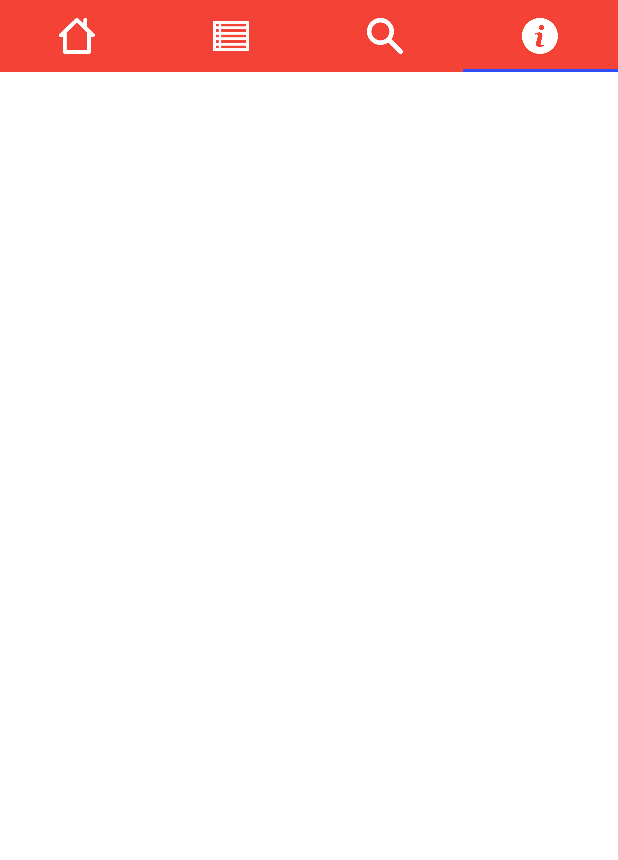
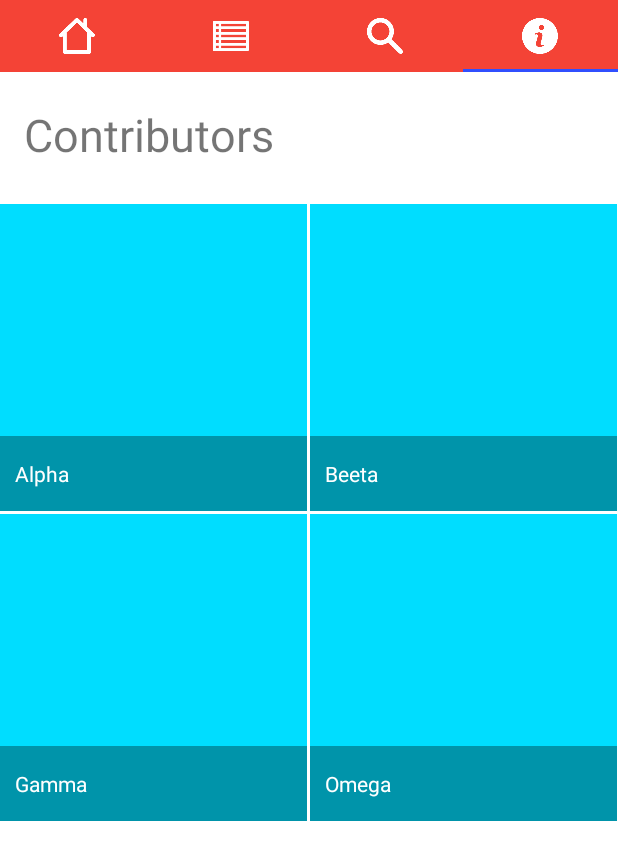
Before and after one commit to NileshPS17/Magazine, an Android app: the screen it shows after launch (MainActivity), tab 4 chosen, on a phone screen of 412 x 824 dp. Shown: the top 860 px of the screen. Run offline under Robolectric (Android 15) with nearby library versions, the phone set to English and light mode, and no system bars.

Commit message:
Solved status bar color issue and started working on AboutFragment

```diff
--- a/app/src/main/java/com/cloudfoyo/magazine/AboutFragment.java
+++ b/app/src/main/java/com/cloudfoyo/magazine/AboutFragment.java
@@ -7,6 +7,12 @@ import android.support.v4.app.Fragment;
 import android.view.LayoutInflater;
 import android.view.View;
 import android.view.ViewGroup;
+import android.widget.BaseAdapter;
+import android.widget.GridView;
+import android.widget.TextView;
+
+import java.util.ArrayList;
+import java.util.List;
 
 
 /**
@@ -16,8 +22,17 @@ import android.view.ViewGroup;
 public class AboutFragment extends Fragment {
 
 
+    List<Contributor> contributors = new ArrayList<>();
+
+    private GridView gridView;
+
     public AboutFragment() {
         // Required empty public constructor
+
+        contributors.add(new Contributor("Alpha"));
+        contributors.add(new Contributor("Beeta"));
+        contributors.add(new Contributor("Gamma"));
+        contributors.add(new Contributor("Omega"));
     }
 
 
@@ -25,7 +40,58 @@ public class AboutFragment extends Fragment {
     public View onCreateView(LayoutInflater inflater, ViewGroup container,
                              Bundle savedInstanceState) {
         // Inflate the layout for this fragment
+        // Populate List here..
+
         return inflater.inflate(R.layout.fragment_about, container, false);
     }
 
+
+    @Override
+    public void onViewCreated(View view, Bundle savedInstanceState) {
+        super.onViewCreated(view, savedInstanceState);
+        gridView = (GridView)getView().findViewById(R.id.about_gridView);
+        gridView.setNumColumns(2);
+        gridView.setAdapter(new BaseAdapter() {
+            @Override
+            public int getCount() {
+                return contributors.size();
+            }
+
+            @Override
+            public Object getItem(int position) {
+                return contributors.get(position);
+            }
+
+            @Override
+            public long getItemId(int position) {
+                return 0;
+            }
+
+            @Override
+            public View getView(int position, View convertView, ViewGroup parent) {
+
+                int size = gridView.getColumnWidth();
+                if (convertView == null) {
+                    convertView = LayoutInflater.from(getContext()).inflate(R.layout.grid_item, parent, false);
+                }
+                TextView tv = (TextView) convertView.findViewById(R.id.text);
+                tv.setText(contributors.get(position).name);
+                GridView.LayoutParams params = new GridView.LayoutParams(size, size);
+                convertView.setLayoutParams(params);
+                return convertView;
+            }
+        });
+    }
+
+    class Contributor
+    {
+        public String name; // TODO := Remove this class if no other info required
+
+        public Contributor(String name) {
+            this.name = name;
+        }
+    }
+
+
+
 }
--- a/app/src/main/res/layout/fragment_about.xml
+++ b/app/src/main/res/layout/fragment_about.xml
@@ -1,9 +1,27 @@
-<FrameLayout xmlns:android="http://schemas.android.com/apk/res/android"
+<RelativeLayout xmlns:android="http://schemas.android.com/apk/res/android"
     xmlns:tools="http://schemas.android.com/tools"
     android:layout_width="match_parent"
     android:layout_height="match_parent"
-    tools:context="com.cloudfoyo.magazine.AboutFragment">
+    tools:context="com.cloudfoyo.myapplication.AboutFragment">
 
 
+    <TextView
+        android:layout_width="match_parent"
+        android:text="Contributors"
+        android:textSize="30sp"
+        android:layout_marginTop="5dp"
+        android:padding="@dimen/activity_vertical_margin"
+        android:id="@+id/about_TextView"
+        android:layout_height="wrap_content" />
 
-</FrameLayout>
+
+    <GridView
+        android:layout_width="match_parent"
+        android:id="@+id/about_gridView"
+        android:layout_marginTop="10dp"
+        android:layout_below="@id/about_TextView"
+        android:horizontalSpacing="2dp"
+        android:verticalSpacing="2dp"
+        android:layout_height="wrap_content"></GridView>
+
+</RelativeLayout>
```
